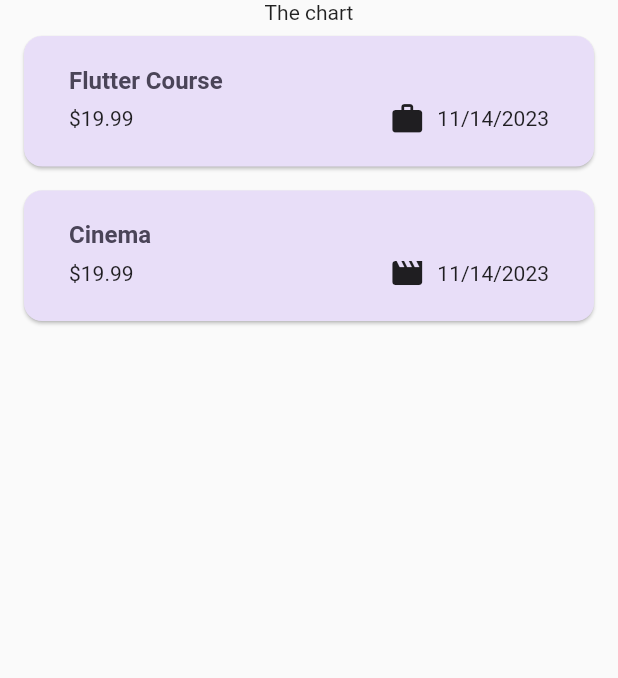
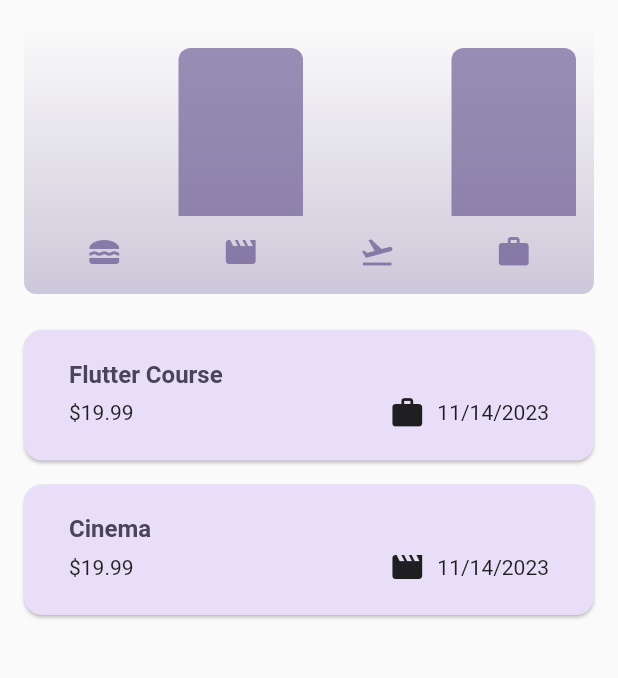
Before and after one commit to pranavshirali/Expense_Tracker-App, a Flutter app: the screen it shows after launch, on a phone screen of 412 x 824 dp, the part 84-762 px from its top. Run offline on Flutter 3.47's test engine with Material 2 defaults, Android fonts, the phone set to English and light mode, and no system bars; statements that could not run were skipped.

Commit message:
modified this files

```diff
--- a/lib/expenses.dart
+++ b/lib/expenses.dart
@@ -1,5 +1,4 @@
-// ignore_for_file: unused_element
-
+import 'package:expense_tracker/widgets/chart/chart.dart';
 import 'package:expense_tracker/widgets/expenses_list.dart';
 import 'package:expense_tracker/widgets/new_expense.dart';
 import 'package:flutter/material.dart';
@@ -19,13 +18,13 @@ class _ExpensesState extends State<Expenses> {
   final List<Expense> _registeredExpenses = [
     Expense(
       title: 'Flutter Course',
-      amout: 19.99,
+      amount: 19.99,
       date: DateTime.now(),
       category: Catergory.work,
     ),
     Expense(
       title: 'Cinema',
-      amout: 19.99,
+      amount: 19.99,
       date: DateTime.now(),
       category: Catergory.leisure,
     ),
@@ -58,7 +57,7 @@ class _ExpensesState extends State<Expenses> {
       ),
       body: Column(
         children: [
-          const Text('The chart'),
+          Chart(expenses: _registeredExpenses),
           Expanded(
             child: mainContent,
           )
--- a/lib/models/expense.dart
+++ b/lib/models/expense.dart
@@ -17,18 +17,43 @@ const catergoryIcons = {
 class Expense {
   Expense(
       {required this.title,
-      required this.amout,
+      required this.amount,
       required this.date,
       required this.category})
       : id = uuid.v4();
 
   final String title;
-  final double amout;
+  final double amount;
   final String id;
   final DateTime date;
   final Catergory category;
 
-  String get formattedDate{
+  String get formattedDate {
     return formatter.format(date);
   }
 }
+
+class ExpenseBucket {
+  const ExpenseBucket({
+    required this.category,
+    required this.expenses,
+  });
+
+  ExpenseBucket.forCategory(List<Expense> allExpense, this.category)
+      : expenses = allExpense
+            .where((expense) => expense.category == category)
+            .toList();
+
+  final Catergory category;
+  final List<Expense> expenses;
+
+  double get totalExpenses {
+    double sum = 0;
+
+    for (final expense in expenses) {
+      sum += expense.amount;
+    }
+
+    return sum;
+  }
+}
--- /dev/null
+++ b/lib/widgets/chart/chart.dart
@@ -0,0 +1,95 @@
+import 'package:flutter/material.dart';
+
+import 'package:expense_tracker/widgets/chart/chart_bar.dart';
+import 'package:expense_tracker/models/expense.dart';
+
+class Chart extends StatelessWidget {
+  const Chart({super.key, required this.expenses});
+
+  final List<Expense> expenses;
+
+  List<ExpenseBucket> get buckets {
+    return [
+      ExpenseBucket.forCategory(expenses, Catergory.food),
+      ExpenseBucket.forCategory(expenses, Catergory.leisure),
+      ExpenseBucket.forCategory(expenses, Catergory.travel),
+      ExpenseBucket.forCategory(expenses, Catergory.work),
+    ];
+  }
+
+  double get maxTotalExpense {
+    double maxTotalExpense = 0;
+
+    for (final bucket in buckets) {
+      if (bucket.totalExpenses > maxTotalExpense) {
+        maxTotalExpense = bucket.totalExpenses;
+      }
+    }
+
+    return maxTotalExpense;
+  }
+
+  @override
+  Widget build(BuildContext context) {
+    final isDarkMode =
+        MediaQuery.of(context).platformBrightness == Brightness.dark;
+    return Container(
+      margin: const EdgeInsets.all(16),
+      padding: const EdgeInsets.symmetric(
+        vertical: 16,
+        horizontal: 8,
+      ),
+      width: double.infinity,
+      height: 180,
+      decoration: BoxDecoration(
+        borderRadius: BorderRadius.circular(8),
+        gradient: LinearGradient(
+          colors: [
+            Theme.of(context).colorScheme.primary.withOpacity(0.3),
+            Theme.of(context).colorScheme.primary.withOpacity(0.0)
+          ],
+          begin: Alignment.bottomCenter,
+          end: Alignment.topCenter,
+        ),
+      ),
+      child: Column(
+        children: [
+          Expanded(
+            child: Row(
+              crossAxisAlignment: CrossAxisAlignment.end,
+              children: [
+                for (final bucket in buckets) // alternative to map()
+                  ChartBar(
+                    fill: bucket.totalExpenses == 0
+                        ? 0
+                        : bucket.totalExpenses / maxTotalExpense,
+                  )
+              ],
+            ),
+          ),
+          const SizedBox(height: 12),
+          Row(
+            children: buckets
+                .map(
+                  (bucket) => Expanded(
+                    child: Padding(
+                      padding: const EdgeInsets.symmetric(horizontal: 4),
+                      child: Icon(
+                        catergoryIcons[bucket.category],
+                        color: isDarkMode
+                            ? Theme.of(context).colorScheme.secondary
+                            : Theme.of(context)
+                                .colorScheme
+                                .primary
+                                .withOpacity(0.7),
+                      ),
+                    ),
+                  ),
+                )
+                .toList(),
+          )
+        ],
+      ),
+    );
+  }
+}
--- /dev/null
+++ b/lib/widgets/chart/chart_bar.dart
@@ -0,0 +1,34 @@
+import 'package:flutter/material.dart';
+
+class ChartBar extends StatelessWidget {
+  const ChartBar({
+    super.key,
+    required this.fill,
+  });
+
+  final double fill;
+
+  @override
+  Widget build(BuildContext context) {
+    final isDarkMode =
+        MediaQuery.of(context).platformBrightness == Brightness.dark;
+    return Expanded(
+      child: Padding(
+        padding: const EdgeInsets.symmetric(horizontal: 4),
+        child: FractionallySizedBox(
+          heightFactor: fill,
+          child: DecoratedBox(
+            decoration: BoxDecoration(
+              shape: BoxShape.rectangle,
+              borderRadius:
+                  const BorderRadius.vertical(top: Radius.circular(8)),
+              color: isDarkMode
+                  ? Theme.of(context).colorScheme.secondary
+                  : Theme.of(context).colorScheme.primary.withOpacity(0.65),
+            ),
+          ),
+        ),
+      ),
+    );
+  }
+}
--- a/lib/widgets/expenses_item.dart
+++ b/lib/widgets/expenses_item.dart
@@ -24,7 +24,7 @@ class ExpensesItem extends StatelessWidget {
             Row(
               children: [
                 Text(
-                    '\$${expense.amout.toStringAsFixed(2)}'), //Limits decimals to 2 values or any
+                    '\$${expense.amount.toStringAsFixed(2)}'), //Limits decimals to 2 values or any
                 const Spacer(),
                 Row(
                   children: [
--- a/lib/widgets/expenses_list.dart
+++ b/lib/widgets/expenses_list.dart
@@ -21,13 +21,7 @@ class ExpensesList extends StatelessWidget {
           expenses[index],
         ),
         background: Container(
-          color: Theme.of(context).colorScheme.error,
-          margin: EdgeInsets.symmetric(
-            horizontal: Theme.of(context).cardTheme.margin!.horizontal,
-          ),
-        ),
-        secondaryBackground: Container(
-        color: Theme.of(context).colorScheme.error,
+          color: Colors.error,
           padding: const EdgeInsets.symmetric(horizontal: 20),
           alignment: Alignment.centerRight,
           child: const Text(
@@ -37,6 +31,9 @@ class ExpensesList extends StatelessWidget {
               fontWeight: FontWeight.normal,
               fontSize: 30,
               ),
+            ),
+          margin: EdgeInsets.symmetric(
+            horizontal: Theme.of(context).cardTheme.margin!.horizontal,
           ),
         ),
         onDismissed: (direction) {
--- a/lib/widgets/new_expense.dart
+++ b/lib/widgets/new_expense.dart
@@ -63,7 +63,7 @@ class _NewExpenseState extends State<NewExpense> {
     widget.onAddExpense(
       Expense(
         title: _titleController.text,
-        amout: enteredAmount,
+        amount: enteredAmount,
         date: _selectedDate!,
         category: _selectedCategory,
       ),
```
Lines whose indentation alone changed are shown as unchanged.
